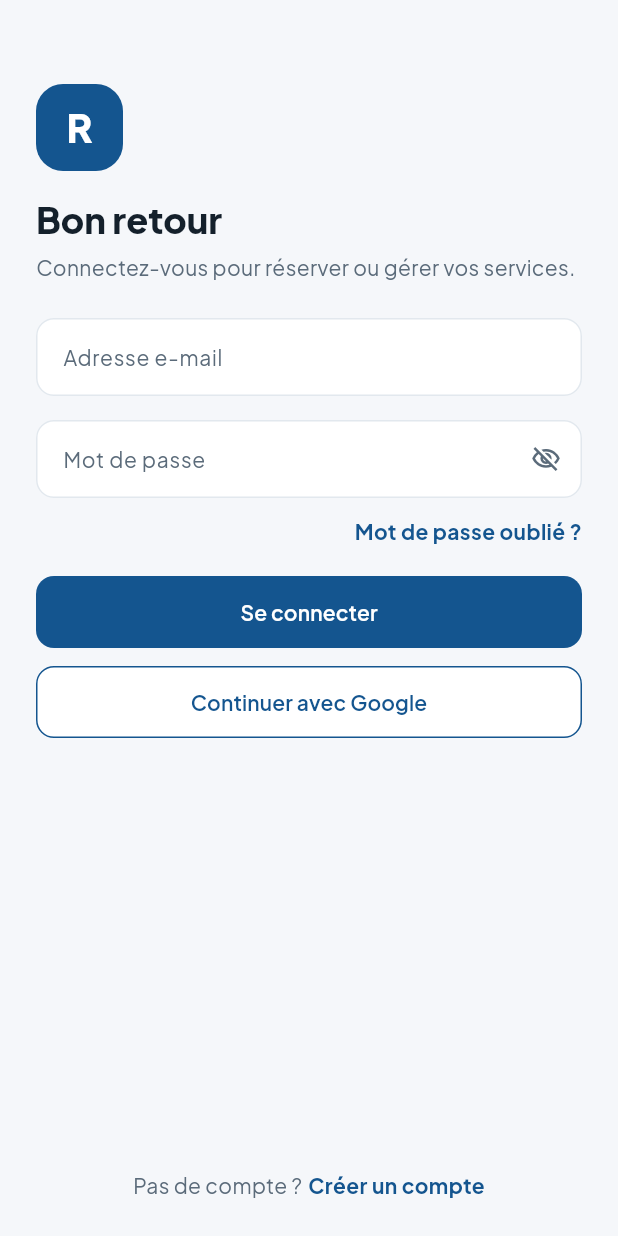
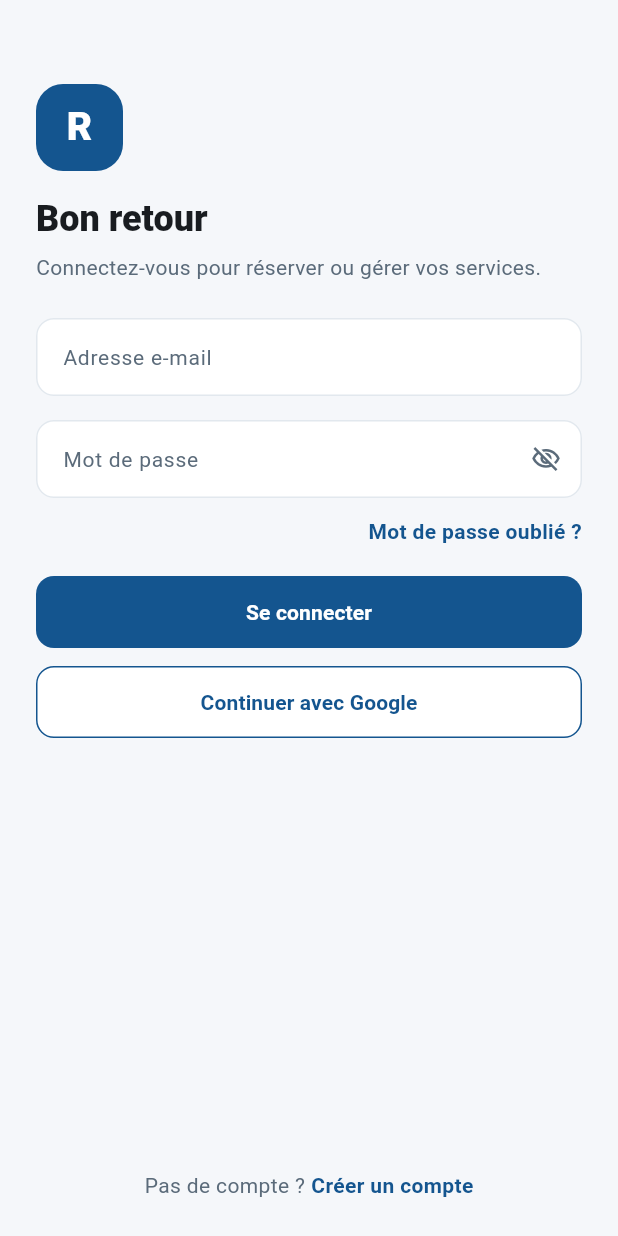
Before and after one commit to meddebamen2004-code/projet_ds, a Flutter app: the screen it shows after launch, on a phone screen of 412 x 824 dp. Run offline on Flutter 3.47's test engine with Material 3 defaults, Android fonts, the phone set to English and light mode, and no system bars.

Commit message:
fix: resolve TextTheme conflict in main theme

```diff
--- a/lib/main.dart
+++ b/lib/main.dart
@@ -1,5 +1,4 @@
 import 'package:flutter/material.dart';
-import 'package:google_fonts/google_fonts.dart';
 import 'package:provider/provider.dart';
 
 import 'providers/auth_provider.dart';
@@ -13,8 +12,8 @@ void main() {
 class ServiceBookingApp extends StatelessWidget {
   const ServiceBookingApp({super.key});
 
-  ThemeData _buildTheme() {
-    final base = ThemeData(
+    ThemeData _buildTheme() {
+    return ThemeData(
       useMaterial3: true,
       colorScheme: ColorScheme.fromSeed(
         seedColor: AppColors.primary,
@@ -23,10 +22,6 @@ class ServiceBookingApp extends StatelessWidget {
         surface: AppColors.background,
       ),
       scaffoldBackgroundColor: AppColors.background,
-    );
-    return base.copyWith(
-      textTheme: GoogleFonts.plusJakartaSansTextTheme(base.textTheme)
-          .apply(bodyColor: AppColors.text, displayColor: AppColors.text),
     );
   }
 
```
Also changed, not shown: lib/services/notificatio_Service.dart (deleted), lib/services/notification_service.dart (added), lib/views/pro/DashboardPro.dart (deleted), lib/views/pro/SchedulePage.dart (deleted), lib/views/pro/ServiceFormPage.dart (deleted), lib/views/pro/dashboard_pro.dart (added), lib/views/pro/schedule_page.dart (added), lib/views/pro/service_form_page.dart (added), 1 other file.
